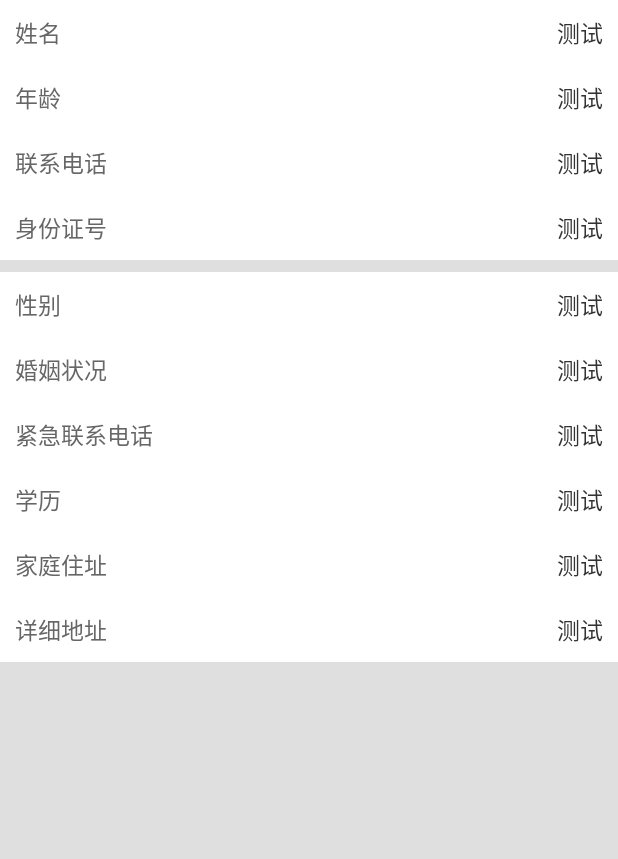
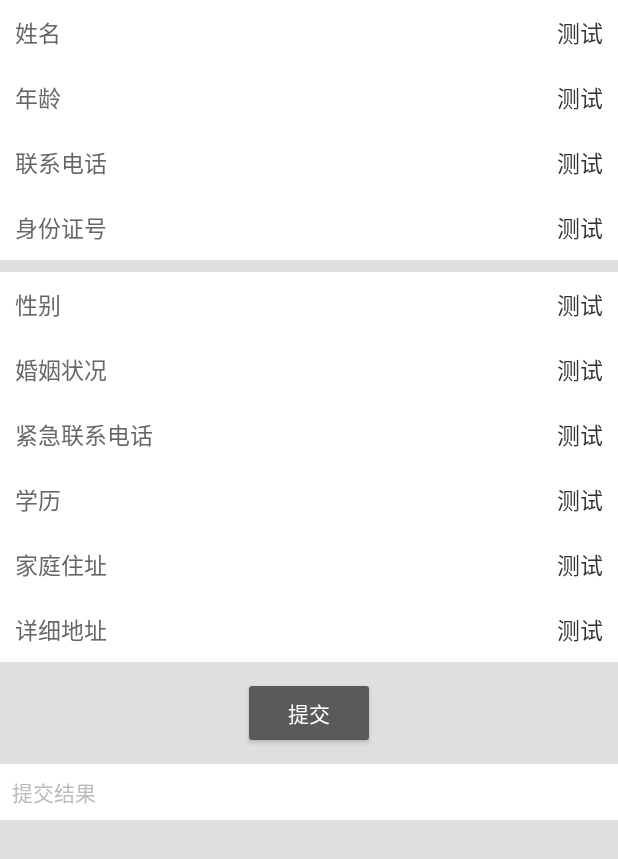
Before and after one commit to AcgnCodeMonkey/MVPLibrary, an Android app: the layout activity_person.xml on its own in the app's theme, with its tools: preview values and no code run, on a phone screen of 412 x 824 dp. Shown: the top 859 px of the screen. Run offline under Robolectric (Android 15) with nearby library versions, the light colour scheme and no system bars.

Commit message:
2017/9/18 xujl【更新demo，新增dataBinding测试代码】

```diff
--- a/BaseLibrary/build.gradle
+++ b/BaseLibrary/build.gradle
@@ -3,7 +3,7 @@ apply plugin: 'com.android.library'
 apply plugin: 'com.github.dcendents.android-maven'
 apply plugin: 'com.jfrog.bintray'
 //提交到仓库中的版本号
-version = "0.0.8"
+version = "0.0.9"
 android {
     compileSdkVersion 25
     buildToolsVersion "25.0.2"
--- a/app/build.gradle
+++ b/app/build.gradle
@@ -6,8 +6,8 @@ android {
         applicationId "com.xujl.mvpllirary"
         minSdkVersion 16
         targetSdkVersion 25
-        versionCode 2
-        versionName "1.2"
+        versionCode 3
+        versionName "1.3"
         testInstrumentationRunner "android.support.test.runner.AndroidJUnitRunner"
     }
     packagingOptions {
--- a/app/src/main/java/com/xujl/mvpllirary/mvp/common/RefreshRecyclerViewHelper.java
+++ b/app/src/main/java/com/xujl/mvpllirary/mvp/common/RefreshRecyclerViewHelper.java
@@ -6,6 +6,7 @@ import android.support.v7.widget.LinearLayoutManager;
 import android.support.v7.widget.RecyclerView;
 import android.view.View;
 
+import com.scwang.smartrefresh.header.WaveSwipeHeader;
 import com.scwang.smartrefresh.layout.constant.SpinnerStyle;
 import com.scwang.smartrefresh.layout.footer.ClassicsFooter;
 import com.scwang.smartrefresh.layout.header.ClassicsHeader;
@@ -61,6 +62,7 @@ public class RefreshRecyclerViewHelper extends BaseHelper {
             Log.e("RefreshStyleViewHelper->", "RefreshLayout引用为空");
             return this;
         }
+        WaveSwipeHeader w;
         final ClassicsHeader classicsHeader = new ClassicsHeader(mRefreshLayout.getContext())
                 .setSpinnerStyle(SpinnerStyle.Translate);
         classicsHeader.setAccentColor(ContextCompat.getColor(mRefreshLayout.getContext(), R.color.white));
--- a/app/src/main/java/com/xujl/mvpllirary/mvp/model/port/IPersonDataBindingActivityModel.java
+++ b/app/src/main/java/com/xujl/mvpllirary/mvp/model/port/IPersonDataBindingActivityModel.java
@@ -1,9 +1,11 @@
 package com.xujl.mvpllirary.mvp.model.port;
 
 import com.xujl.applibrary.mvp.port.IDataBindingModel;
+import com.xujl.mvpllirary.json.PersonPayload;
 
 /**
  * Created by xujl on 2017/9/12.
  */
 public interface IPersonDataBindingActivityModel extends IDataBindingModel {
+    PersonPayload getPersonPayload();
 }
--- a/app/src/main/java/com/xujl/mvpllirary/mvp/view/port/IPersonDataBindingActivityView.java
+++ b/app/src/main/java/com/xujl/mvpllirary/mvp/view/port/IPersonDataBindingActivityView.java
@@ -6,4 +6,5 @@ import com.xujl.applibrary.mvp.port.IDataBindingView;
  * Created by xujl on 2017/9/12.
  */
 public interface IPersonDataBindingActivityView extends IDataBindingView {
+    void showResult(String result);
 }
--- a/app/src/main/res/layout/activity_person.xml
+++ b/app/src/main/res/layout/activity_person.xml
@@ -5,22 +5,24 @@
     <data>
         <variable name="person" type="com.xujl.mvpllirary.json.PersonPayload"/>
     </data>
-    <LinearLayout android:layout_width="match_parent"
+    <LinearLayout android:id="@+id/dataBindingRootView"
+                  android:layout_width="match_parent"
                   android:layout_height="match_parent"
-                  android:id="@+id/dataBindingRootView"
                   android:background="@color/layoutBgWhite"
                   android:orientation="vertical">
+        <ScrollView android:layout_width="match_parent"
+                    android:layout_height="match_parent">
             <LinearLayout android:layout_width="match_parent"
-                      android:orientation="vertical"
-                      android:layout_height="match_parent">
+                          android:layout_height="wrap_content"
+                          android:orientation="vertical">
                 <LinearLayout
                     style="@style/PersonLayoutItemStyle">
                     <TextView
                         style="@style/PersonLayoutItemTitleStyle" android:text="姓名"/>
                     <EditText
                         android:id="@+id/activity_person_nameET"
-                    android:text="@{person.name}"
-                    style="@style/PersonLayoutItemContentStyle" tools:text="测试"/>
+                        style="@style/PersonLayoutItemContentStyle"
+                        android:text="@={person.name}" tools:text="测试"/>
                 </LinearLayout>
                 <LinearLayout
                     style="@style/PersonLayoutItemStyle">
@@ -28,8 +30,8 @@
                         style="@style/PersonLayoutItemTitleStyle" android:text="年龄"/>
                     <EditText
                         android:id="@+id/activity_person_ageET"
-                    android:text="@{person.age}"
-                    style="@style/PersonLayoutItemContentStyle" tools:text="测试"/>
+                        style="@style/PersonLayoutItemContentStyle"
+                        android:text="@={person.age}" tools:text="测试"/>
                 </LinearLayout>
                 <LinearLayout
                     style="@style/PersonLayoutItemStyle">
@@ -37,8 +39,8 @@
                         style="@style/PersonLayoutItemTitleStyle" android:text="联系电话"/>
                     <EditText
                         android:id="@+id/activity_person_phoneET"
-                    android:text="@{person.phone}"
-                    style="@style/PersonLayoutItemContentStyle" tools:text="测试"/>
+                        style="@style/PersonLayoutItemContentStyle"
+                        android:text="@={person.phone}" tools:text="测试"/>
                 </LinearLayout>
                 <LinearLayout
                     style="@style/PersonLayoutItemStyle">
@@ -46,18 +48,18 @@
                         style="@style/PersonLayoutItemTitleStyle" android:text="身份证号"/>
                     <EditText
                         android:id="@+id/activity_person_codeET"
-                    android:text="@{person.code}"
-                    style="@style/PersonLayoutItemContentStyle" tools:text="测试"/>
+                        style="@style/PersonLayoutItemContentStyle"
+                        android:text="@={person.code}" tools:text="测试"/>
                 </LinearLayout>
                 <LinearLayout
-                android:layout_marginTop="8dp"
-                style="@style/PersonLayoutItemStyle">
+                    style="@style/PersonLayoutItemStyle"
+                    android:layout_marginTop="8dp">
                     <TextView
                         style="@style/PersonLayoutItemTitleStyle" android:text="性别"/>
                     <EditText
                         android:id="@+id/activity_person_sexET"
-                    android:text="@{person.sex}"
-                    style="@style/PersonLayoutItemContentStyle" tools:text="测试"/>
+                        style="@style/PersonLayoutItemContentStyle"
+                        android:text="@={person.sex}" tools:text="测试"/>
                 </LinearLayout>
                 <LinearLayout
                     style="@style/PersonLayoutItemStyle">
@@ -65,8 +67,8 @@
                         style="@style/PersonLayoutItemTitleStyle" android:text="婚姻状况"/>
                     <EditText
                         android:id="@+id/activity_person_marriageET"
-                    android:text="@{person.marriage}"
-                    style="@style/PersonLayoutItemContentStyle" tools:text="测试"/>
+                        style="@style/PersonLayoutItemContentStyle"
+                        android:text="@={person.marriage}" tools:text="测试"/>
                 </LinearLayout>
                 <LinearLayout
                     style="@style/PersonLayoutItemStyle">
@@ -74,8 +76,8 @@
                         style="@style/PersonLayoutItemTitleStyle" android:text="紧急联系电话"/>
                     <EditText
                         android:id="@+id/activity_person_phone2ET"
-                    android:text="@{person.phone2}"
-                    style="@style/PersonLayoutItemContentStyle" tools:text="测试"/>
+                        style="@style/PersonLayoutItemContentStyle"
+                        android:text="@={person.phone2}" tools:text="测试"/>
                 </LinearLayout>
                 <LinearLayout
                     style="@style/PersonLayoutItemStyle">
@@ -83,8 +85,8 @@
                         style="@style/PersonLayoutItemTitleStyle" android:text="学历"/>
                     <EditText
                         android:id="@+id/activity_person_recordET"
-                    android:text="@{person.record}"
-                    style="@style/PersonLayoutItemContentStyle" tools:text="测试"/>
+                        style="@style/PersonLayoutItemContentStyle"
+                        android:text="@={person.record}" tools:text="测试"/>
                 </LinearLayout>
                 <LinearLayout
                     style="@style/PersonLayoutItemStyle">
@@ -92,8 +94,8 @@
                         style="@style/PersonLayoutItemTitleStyle" android:text="家庭住址"/>
                     <EditText
                         android:id="@+id/activity_person_addressET"
-                    android:text="@{person.address}"
-                    style="@style/PersonLayoutItemContentStyle" tools:text="测试"/>
+                        style="@style/PersonLayoutItemContentStyle"
+                        android:text="@={person.address}" tools:text="测试"/>
                 </LinearLayout>
                 <LinearLayout
                     style="@style/PersonLayoutItemStyle">
@@ -101,9 +103,27 @@
                         style="@style/PersonLayoutItemTitleStyle" android:text="详细地址"/>
                     <EditText
                         android:id="@+id/activity_person_addressDetailET"
-                    android:text="@{person.addressDetail}"
-                    style="@style/PersonLayoutItemContentStyle" tools:text="测试"/>
+                        style="@style/PersonLayoutItemContentStyle"
+                        android:text="@={person.addressDetail}" tools:text="测试"/>
                 </LinearLayout>
+                <Button android:id="@+id/activity_person_commitBtn"
+                        android:layout_width="wrap_content"
+                        android:layout_height="wrap_content"
+                        android:layout_gravity="center_horizontal"
+                        android:layout_marginTop="10dp"
+                        android:text="提交"/>
+                <TextView android:id="@+id/activity_person_resultTV"
+                          android:layout_width="match_parent"
+                          android:layout_height="wrap_content"
+                          android:layout_marginTop="10dp"
+                          android:background="@color/white"
+                          android:hint="提交结果"
+                          android:padding="8dp"
+                          android:textColor="@color/colorPrimary"
+                          android:textColorHint="@color/textHintColor"
+                />
             </LinearLayout>
+        </ScrollView>
+
     </LinearLayout>
 </layout>
```
Also changed, not shown: app/src/main/java/com/xujl/mvpllirary/json/PersonPayload.java (+115 -21 lines), app/src/main/java/com/xujl/mvpllirary/mvp/model/PersonDataBindingActivityModel.java (+13 -0 lines), app/src/main/java/com/xujl/mvpllirary/mvp/presenter/PersonDataBindingActivityPresenter.java (+16 -5 lines), app/src/main/java/com/xujl/mvpllirary/mvp/view/PersonDataBindingActivity.java (+6 -1 lines). Lines whose indentation alone changed are shown as unchanged.
